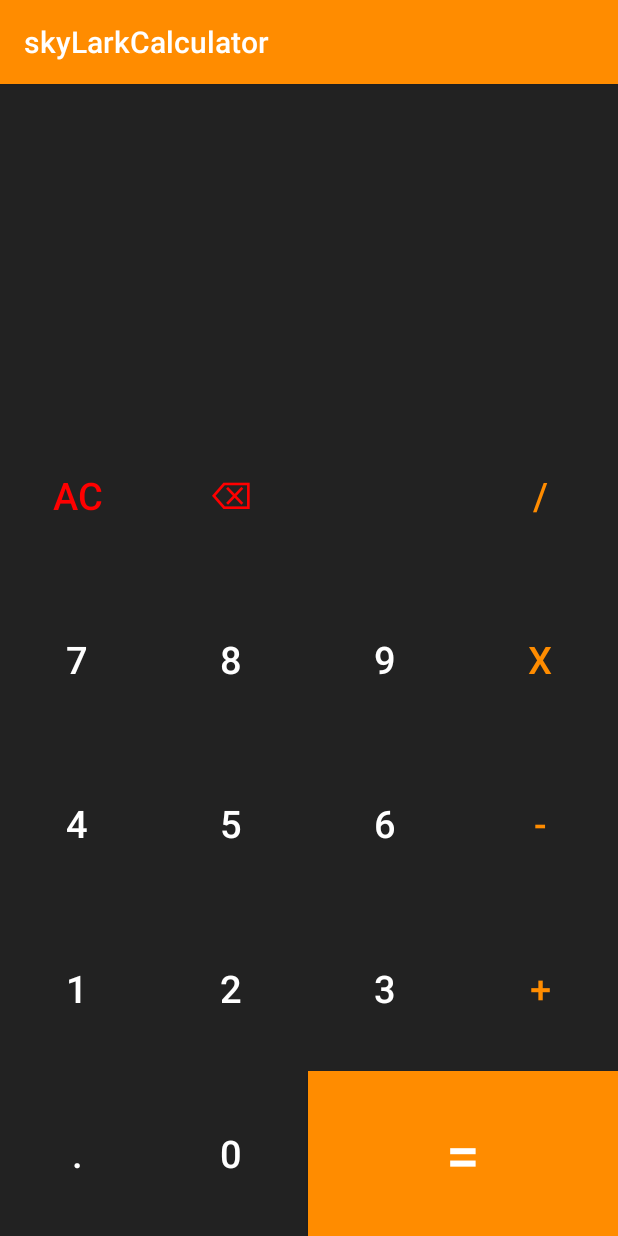
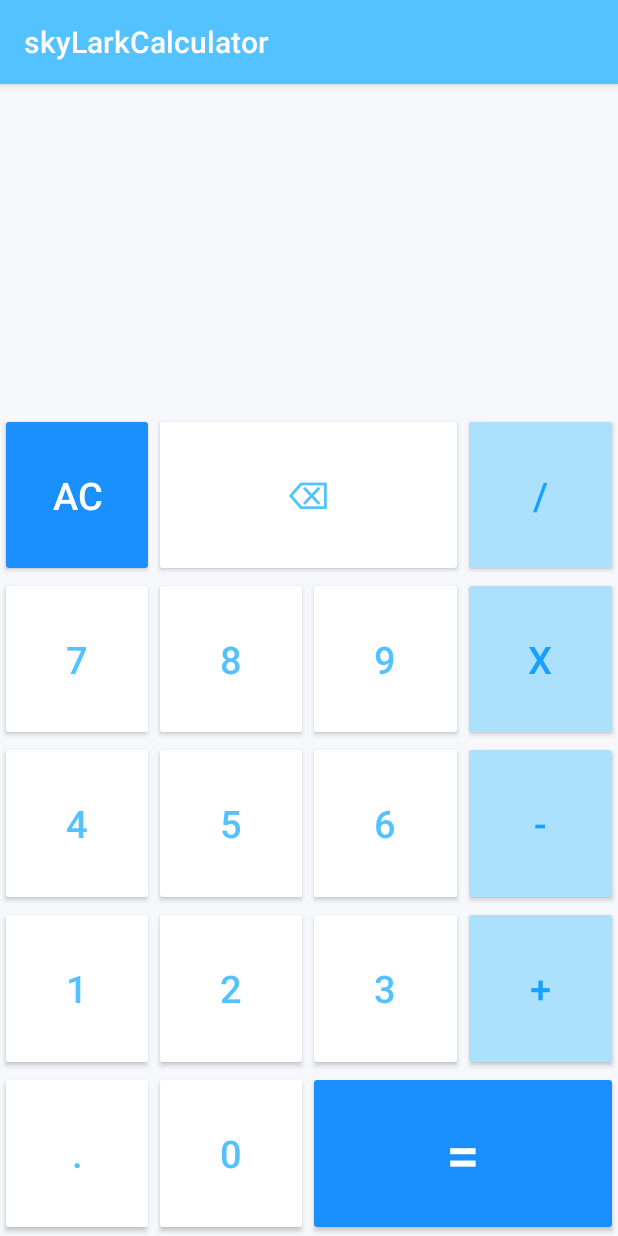
Before and after one commit to irishmicoletcando/skyLarkCalculator, an Android app: the screen it shows after launch (MainActivity), on a phone screen of 412 x 824 dp. Run offline under Robolectric (Android 15) with nearby library versions, the phone set to English and light mode, and no system bars.

Commit message:
Add styles in calculator app

```diff
--- a/app/src/main/res/layout/activity_main.xml
+++ b/app/src/main/res/layout/activity_main.xml
@@ -6,7 +6,7 @@
     android:layout_width="match_parent"
     android:layout_height="match_parent"
     android:orientation="vertical"
-    android:background="@color/almostBlack"
+    android:background="@color/calculatorBackgroundColor"
     tools:ignore="HardcodedText"
     tools:context=".MainActivity">
     <androidx.constraintlayout.widget.ConstraintLayout
@@ -19,16 +19,18 @@
             android:id="@+id/workingsTV"
             android:layout_width="match_parent"
             android:layout_height="wrap_content"
-            android:text=""
             android:lines="2"
             android:maxLines="2"
-            android:textColor="@color/white"
+            android:text=""
             android:textAlignment="textEnd"
+            android:textColor="@color/inputFontColor"
             android:textSize="25sp"
             app:layout_constraintBottom_toTopOf="@id/resultsTV"
+            app:layout_constraintHorizontal_bias="0.6"
             app:layout_constraintLeft_toLeftOf="parent"
             app:layout_constraintRight_toRightOf="parent"
-            app:layout_constraintTop_toTopOf="parent" />
+            app:layout_constraintTop_toTopOf="parent"
+            app:layout_constraintVertical_bias="1.0" />
 
         <TextView
             android:id="@+id/resultsTV"
@@ -37,7 +39,7 @@
             android:text=""
             android:lines="1"
             android:maxLines="1"
-            android:textColor="@color/white"
+            android:textColor="@color/answerFontColor"
             android:textAlignment="textEnd"
             android:textSize="40sp"
             app:layout_constraintBottom_toBottomOf="parent"
@@ -51,18 +53,15 @@
         style="@style/buttonRow">
 
         <Button
-            style="@style/buttonNumber"
-            android:textColor="@color/red"
+            style="@style/buttonEqualsAndAC"
             android:onClick="allClearAction"
             android:text="AC"/>
         <Button
             style="@style/buttonNumber"
-            android:textColor="@color/red"
             android:onClick="backSpaceAction"
-            android:text="⌫"/>
-        <Button
-            style="@style/buttonNumber"
-            android:text="" />
+            android:text="⌫"
+            android:layout_weight="2"/>
+
         <Button
             style="@style/buttonOperator"
             android:text="/"/>
@@ -133,9 +132,8 @@
             style="@style/buttonNumber"
             android:text="0"/>
         <Button
-            style="@style/buttonNumber"
+            style="@style/buttonEqualsAndAC"
             android:layout_weight="2"
-            android:background="@color/orange"
             android:textSize="40sp"
             android:onClick="equalsAction"
             android:text="=" />
--- a/app/src/main/res/values/colors.xml
+++ b/app/src/main/res/values/colors.xml
@@ -4,5 +4,11 @@
     <color name="white">#FFFFFFFF</color>
     <color name="red">#F00</color>
     <color name="almostBlack">#222</color>
-    <color name="orange">#FF8c00</color>
+    <color name="inputFontColor">#A7B7C2</color>
+    <color name="answerFontColor">#474648</color>
+    <color name="calculatorBackgroundColor">#F7F8FB</color>
+    <color name="numbersFontColor">#54C2FE</color>
+    <color name="operationsBackgroundColor">#ACE1FE</color>
+    <color name="operationsFontColor">#18A0FF</color>
+    <color name="equalsAndACBackgroundColor">#1990FE</color>
 </resources>
--- a/app/src/main/res/values/styles.xml
+++ b/app/src/main/res/values/styles.xml
@@ -4,26 +4,40 @@
         <item name="android:layout_weight">1</item>
         <item name="android:layout_width">match_parent</item>
         <item name="android:layout_height">0dp</item>
+        <item name="cornerRadius">50dp</item>
     </style>
 
     <style name="buttonNumber">
         <item name="android:layout_weight">1</item>
         <item name="android:layout_width">0dp</item>
         <item name="android:layout_height">match_parent</item>
-        <item name="android:background">@null</item>
+        <item name="android:backgroundTint">@color/white</item>
         <item name="android:textSize">25sp</item>
-        <item name="android:textColor">@color/white</item>
+        <item name="android:textColor">@color/numbersFontColor</item>
         <item name="android:onClick">numberAction</item>
+        <item name="cornerRadius">50dp</item>
     </style>
 
     <style name="buttonOperator">
         <item name="android:layout_weight">1</item>
         <item name="android:layout_width">0dp</item>
         <item name="android:layout_height">match_parent</item>
-        <item name="android:background">@null</item>
+        <item name="android:backgroundTint">@color/operationsBackgroundColor</item>
         <item name="android:textSize">25sp</item>
-        <item name="android:textColor">@color/orange</item>
+        <item name="android:textColor">@color/operationsFontColor</item>
         <item name="android:onClick">operationAction</item>
+        <item name="cornerRadius">50dp</item>
+    </style>
+
+    <style name="buttonEqualsAndAC">
+        <item name="android:layout_weight">1</item>
+        <item name="android:layout_width">0dp</item>
+        <item name="android:layout_height">match_parent</item>
+        <item name="android:backgroundTint">@color/equalsAndACBackgroundColor</item>
+        <item name="android:textSize">25sp</item>
+        <item name="android:textColor">@color/white</item>
+        <item name="android:onClick">operationAction</item>
+        <item name="cornerRadius">50dp</item>
     </style>
 
 </resources>
--- a/app/src/main/res/values/themes.xml
+++ b/app/src/main/res/values/themes.xml
@@ -1,7 +1,7 @@
 <resources xmlns:tools="http://schemas.android.com/tools">
     <style name="Theme.KotlinCalculatorApp" parent="Theme.AppCompat">
 
-        <item name="colorPrimary">@color/orange</item>
+        <item name="colorPrimary">@color/numbersFontColor</item>
         <item name="colorPrimaryVariant">@color/almostBlack</item>
         <item name="colorOnPrimary">@color/white</item>
 
```
